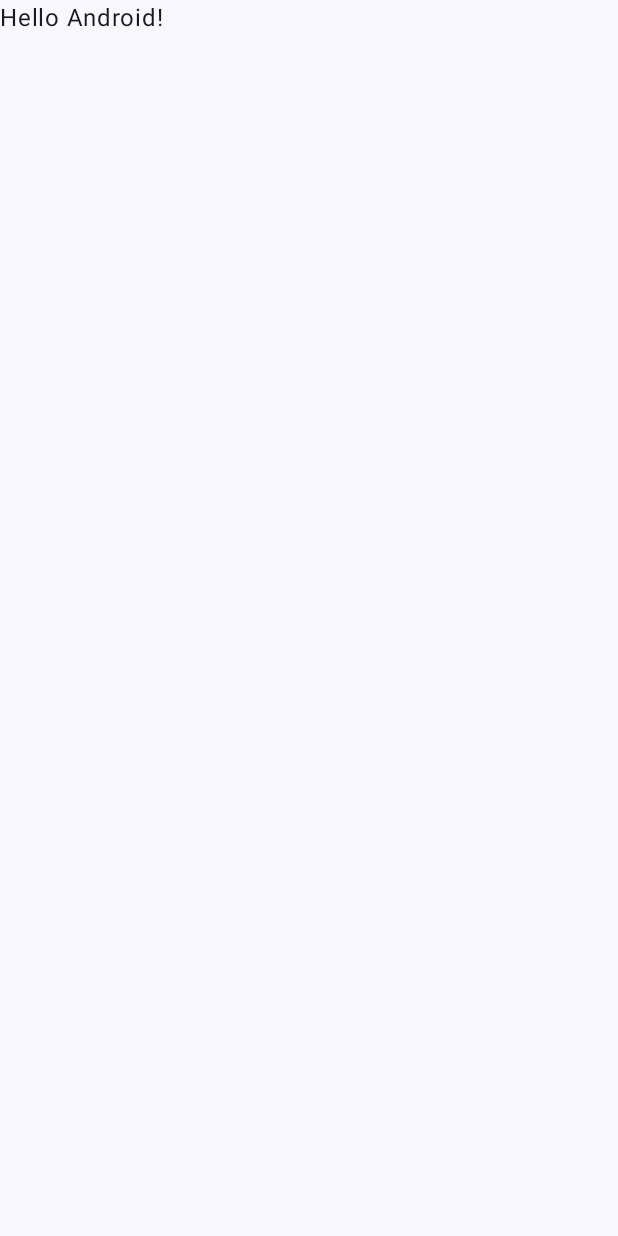
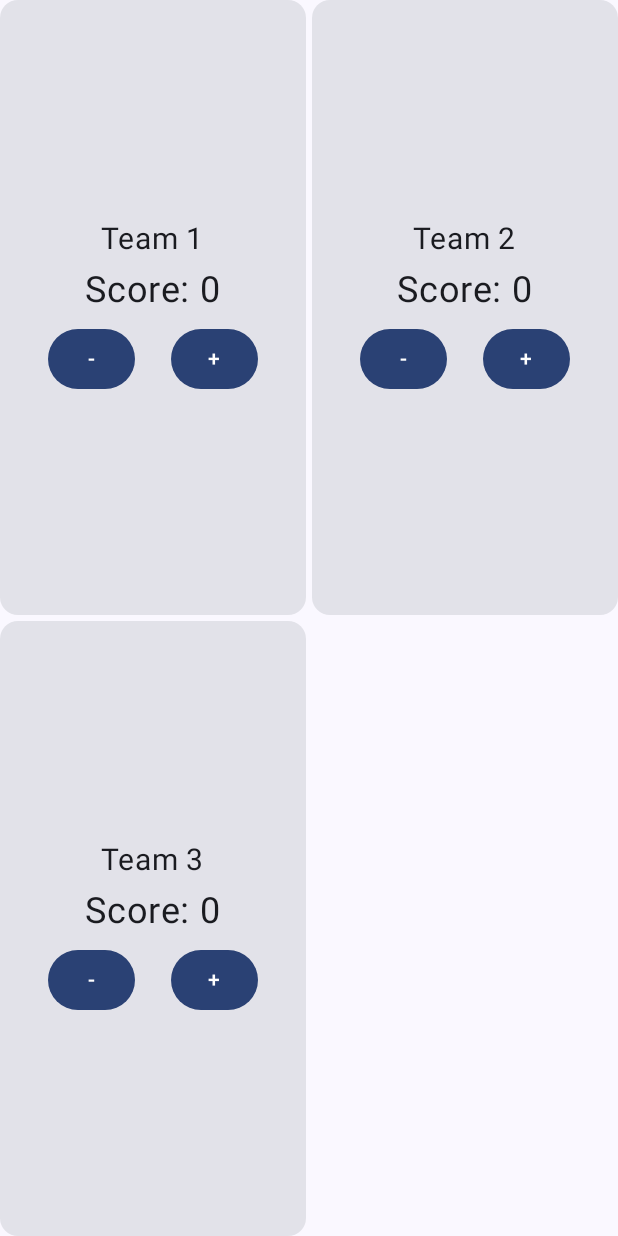
Before and after one commit to Kalva-Koushik-Reddy/Team-Game, an Android app built with Jetpack Compose: the screen it shows after launch (MainActivity), on a phone screen of 412 x 824 dp. Before the commit the screen is almost empty. Run offline under Robolectric (Android 15) with nearby library versions, the phone set to English and light mode, and no system bars.

Commit message:
Update MainActivity.kt

```diff
--- a/app/src/main/java/com/example/team_game/MainActivity.kt
+++ b/app/src/main/java/com/example/team_game/MainActivity.kt
@@ -1,17 +1,32 @@
 package com.example.team_game
 
+import android.annotation.SuppressLint
 import android.os.Bundle
 import androidx.activity.ComponentActivity
 import androidx.activity.compose.setContent
 import androidx.activity.enableEdgeToEdge
+import androidx.compose.foundation.layout.*
 import androidx.compose.foundation.layout.fillMaxSize
+import androidx.compose.foundation.layout.fillMaxWidth
 import androidx.compose.foundation.layout.padding
+import androidx.compose.material3.Button
+import androidx.compose.material3.Card
 import androidx.compose.material3.Scaffold
 import androidx.compose.material3.Text
-import androidx.compose.runtime.Composable
+import androidx.compose.runtime.*
+import androidx.compose.runtime.getValue
+import androidx.compose.runtime.setValue
+import androidx.compose.ui.Alignment
 import androidx.compose.ui.Modifier
 import androidx.compose.ui.tooling.preview.Preview
+import androidx.compose.ui.unit.dp
+import androidx.compose.ui.unit.sp
 import com.example.team_game.ui.theme.TeamGameTheme
+import kotlin.math.abs
+import kotlin.math.ceil
+import kotlin.math.sqrt
+
+data class Team(val name: String, val score: Int = 0)
 
 class MainActivity : ComponentActivity() {
     override fun onCreate(savedInstanceState: Bundle?) {
@@ -20,10 +35,75 @@ class MainActivity : ComponentActivity() {
         setContent {
             TeamGameTheme {
                 Scaffold(modifier = Modifier.fillMaxSize()) { innerPadding ->
-                    Greeting(
-                        name = "Android",
-                        modifier = Modifier.padding(innerPadding)
-                    )
+                    // --- Configuration ---
+                    // Change this value to set the number of teams.
+                    val numberOfTeams = 3
+                    val teams = remember { (1..numberOfTeams).map { Team("Team $it") } }
+                    // --- End Configuration ---
+
+                    Box(modifier = Modifier.padding(innerPadding)) {
+                        TeamHomePage(teams = teams)
+                    }
+                }
+            }
+        }
+    }
+}
+
+@SuppressLint("UnusedBoxWithConstraintsScope")
+@Composable
+fun TeamHomePage(teams: List<Team>) {
+    if (teams.isEmpty()) return
+
+    BoxWithConstraints(modifier = Modifier.fillMaxSize()) {
+        val screenWidth = maxWidth
+        val screenHeight = maxHeight
+        val n = teams.size.toDouble()
+        val sqrtN = sqrt(n)
+
+        // Possibility 1: A "wide" grid layout
+        val cols1 = ceil(sqrtN).toInt()
+        val rows1 = ceil(n / cols1).toInt()
+
+        // Possibility 2: A "tall" grid layout
+        val rows2 = ceil(sqrtN).toInt()
+        val cols2 = ceil(n / rows2).toInt()
+
+        // Determine which layout results in cells closer to a square
+        val screenAspectRatio = screenWidth / screenHeight
+        val cellAspectRatio1 = (screenAspectRatio * rows1) / cols1
+        val cellAspectRatio2 = (screenAspectRatio * rows2) / cols2
+
+        val columnCount = if (abs(1 - cellAspectRatio1) < abs(1 - cellAspectRatio2)) {
+            cols1
+        } else {
+            cols2
+        }
+
+        val teamRows = teams.chunked(columnCount)
+
+        Column(
+            modifier = Modifier.fillMaxSize(),
+            verticalArrangement = Arrangement.spacedBy(4.dp) // Adds space between rows
+        ) {
+            teamRows.forEach { rowOfTeams ->
+                Row(
+                    modifier = Modifier.weight(1f), // Each Row takes up equal vertical space
+                    horizontalArrangement = Arrangement.spacedBy(4.dp) // Adds space between columns
+                ) {
+                    rowOfTeams.forEach { team ->
+                        // The weight modifier ensures each team box gets an equal share of the width.
+                        Box(modifier = Modifier.weight(1f)) {
+                            TeamBox(team = team, onScoreChange = { newScore ->
+                                println("${team.name}'s score is now $newScore")
+                            })
+                        }
+                    }
+                    // Add spacers to fill the rest of the row if it's not full.
+                    // This keeps the grid structure consistent.
+                    repeat(columnCount - rowOfTeams.size) {
+                        Spacer(Modifier.weight(1f))
+                    }
                 }
             }
         }
@@ -31,17 +111,55 @@ class MainActivity : ComponentActivity() {
 }
 
 @Composable
-fun Greeting(name: String, modifier: Modifier = Modifier) {
-    Text(
-        text = "Hello $name!",
-        modifier = modifier
-    )
+fun TeamBox(team: Team, onScoreChange: (Int) -> Unit) {
+    // This state is managed locally within the TeamBox.
+    var score by remember { mutableIntStateOf(team.score) }
+
+    // Card now fills the entire space provided by the parent Box.
+    Card(modifier = Modifier.fillMaxSize()) {
+        Column(
+            modifier = Modifier
+                .padding(8.dp) // Internal padding for the content
+                .fillMaxSize(), // Center content within the card
+            horizontalAlignment = Alignment.CenterHorizontally,
+            verticalArrangement = Arrangement.Center
+        ) {
+            Text(text = team.name, fontSize = 20.sp)
+            Spacer(modifier = Modifier.height(8.dp))
+            Text(text = "Score: $score", fontSize = 24.sp)
+            Spacer(modifier = Modifier.height(8.dp))
+            Row(
+                horizontalArrangement = Arrangement.SpaceEvenly,
+                modifier = Modifier.fillMaxWidth()
+            ) {
+                Button(onClick = {
+                    score--
+                    onScoreChange(score)
+                }) {
+                    Text("-")
+                }
+                Button(onClick = {
+                    score++
+                    onScoreChange(score)
+                }) {
+                    Text("+")
+                }
+            }
+        }
+    }
 }
 
 @Preview(showBackground = true)
 @Composable
-fun GreetingPreview() {
+fun TeamHomePagePreview() {
     TeamGameTheme {
-        Greeting("Android")
+        val teams = listOf(
+            Team("Team 1"),
+            Team("Team 2"),
+            Team("Team 3"),
+            Team("Team 4"),
+            Team("Team 5")
+        )
+        TeamHomePage(teams = teams)
     }
 }
```
